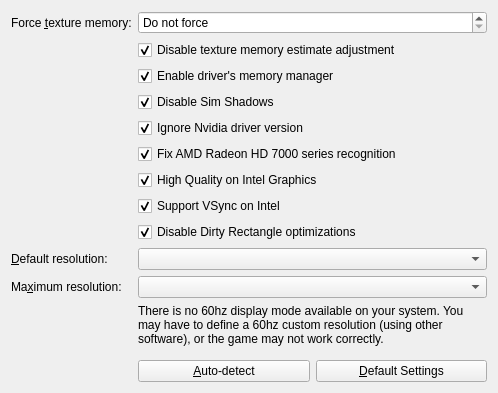
Qt form src/plugins/sims-petstories/simspssettings.ui (haffmans/graphics-rules-maker) before a commit.
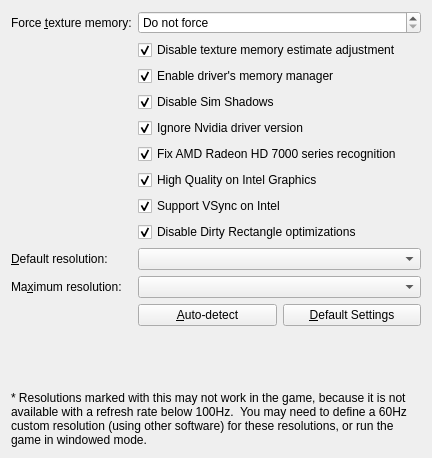
The same form after that commit.

Commit message:
Only show warning for >=100Hz resolutions, don't hide them
Contains some logic to make sure the warning label is always (properly)
visible by height (the size hint is constant, regardless of width).

Applies to Sims 2 and all Sims Stories games.

Issue: #12

Diff of the .ui file:
```diff
--- a/src/plugins/sims-petstories/simspssettings.ui
+++ b/src/plugins/sims-petstories/simspssettings.ui
@@ -6,8 +6,8 @@
    <rect>
     <x>0</x>
     <y>0</y>
-    <width>498</width>
-    <height>393</height>
+    <width>432</width>
+    <height>458</height>
    </rect>
   </property>
   <property name="windowTitle">
@@ -218,25 +218,6 @@
     </widget>
    </item>
    <item row="11" column="1">
-    <widget class="QLabel" name="no60HzAvailable">
-     <property name="sizePolicy">
-      <sizepolicy hsizetype="Expanding" vsizetype="Expanding">
-       <horstretch>0</horstretch>
-       <verstretch>0</verstretch>
-      </sizepolicy>
-     </property>
-     <property name="text">
-      <string>&lt;html&gt;&lt;head/&gt;&lt;body&gt;&lt;p&gt;There is no 60hz display mode available on your system. You may have to define a 60hz custom resolution (using other software), or the game may not work correctly.&lt;/p&gt;&lt;/body&gt;&lt;/html&gt;</string>
-     </property>
-     <property name="alignment">
-      <set>Qt::AlignLeading|Qt::AlignLeft|Qt::AlignTop</set>
-     </property>
-     <property name="wordWrap">
-      <bool>true</bool>
-     </property>
-    </widget>
-   </item>
-   <item row="12" column="1">
     <layout class="QHBoxLayout" name="defaultsLayout" stretch="0,0">
      <item>
       <widget class="QPushButton" name="autodetect">
@@ -263,6 +244,34 @@
      </item>
     </layout>
    </item>
+   <item row="12" column="0" colspan="2">
+    <widget class="QLabel" name="highRefreshRateWarning">
+     <property name="sizePolicy">
+      <sizepolicy hsizetype="Expanding" vsizetype="MinimumExpanding">
+       <horstretch>0</horstretch>
+       <verstretch>0</verstretch>
+      </sizepolicy>
+     </property>
+     <property name="minimumSize">
+      <size>
+       <width>40</width>
+       <height>1</height>
+      </size>
+     </property>
+     <property name="text">
+      <string>* Resolutions marked with this may not work in the game, because it is not available with a refresh rate below 100Hz.  You may need to define a 60Hz custom resolution (using other software) for these resolutions, or run the game in windowed mode.</string>
+     </property>
+     <property name="textFormat">
+      <enum>Qt::PlainText</enum>
+     </property>
+     <property name="alignment">
+      <set>Qt::AlignBottom|Qt::AlignLeading|Qt::AlignLeft</set>
+     </property>
+     <property name="wordWrap">
+      <bool>true</bool>
+     </property>
+    </widget>
+   </item>
   </layout>
  </widget>
  <tabstops>
```
The commit also changes 15 other files.
